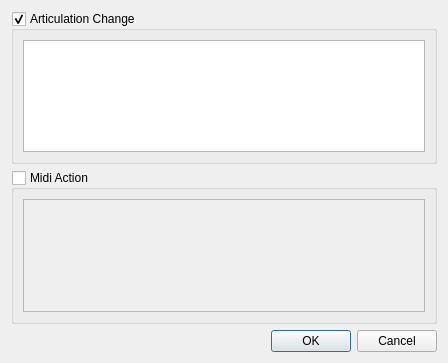
musescore/musescore-old, file mscore/mscore/stafftext.ui: the form before one commit.
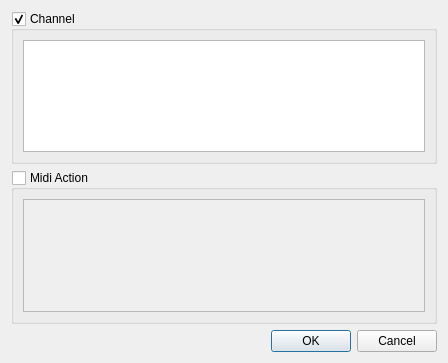
The form after the commit.

Patch:
```diff
--- a/mscore/mscore/stafftext.ui
+++ b/mscore/mscore/stafftext.ui
@@ -16,7 +16,7 @@
    <item>
     <widget class="QGroupBox" name="articulationChange" >
      <property name="title" >
-      <string>Articulation Change</string>
+      <string>Channel</string>
      </property>
      <property name="flat" >
       <bool>true</bool>
```
Left out of the diff: 4 changed lines with no effect on the pictures.
